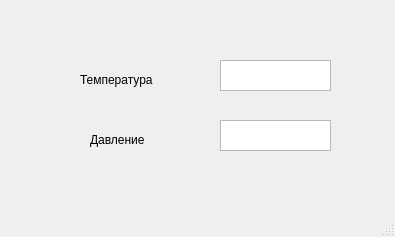
Old version of the form mainwindow.ui in the repository Azot360null/Lab_2_ASOIY.
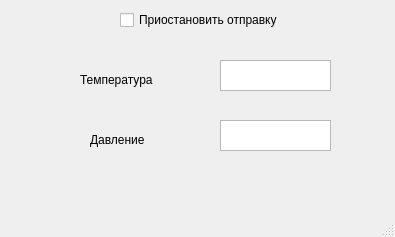
New version of the form.

Commit message: Реализация кнопки. Стоит показать преподавателю

Diff of the .ui file:
```diff
--- a/mainwindow.ui
+++ b/mainwindow.ui
@@ -63,6 +63,19 @@
      <string>Давление</string>
     </property>
    </widget>
+   <widget class="QCheckBox" name="signalsBlocker">
+    <property name="geometry">
+     <rect>
+      <x>120</x>
+      <y>10</y>
+      <width>171</width>
+      <height>20</height>
+     </rect>
+    </property>
+    <property name="text">
+     <string>Приостановить отправку</string>
+    </property>
+   </widget>
   </widget>
   <widget class="QMenuBar" name="menubar">
    <property name="geometry">
```
Left out of the diff: 2 changed lines with no effect on the pictures. The commit also changes 3 other files.
